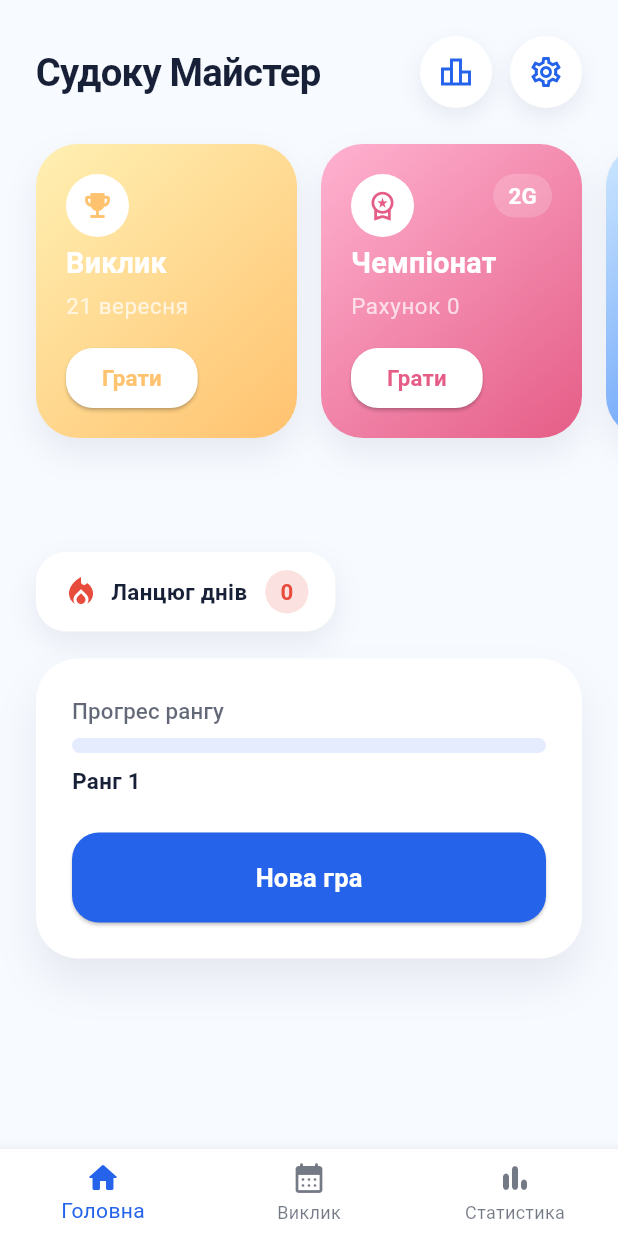
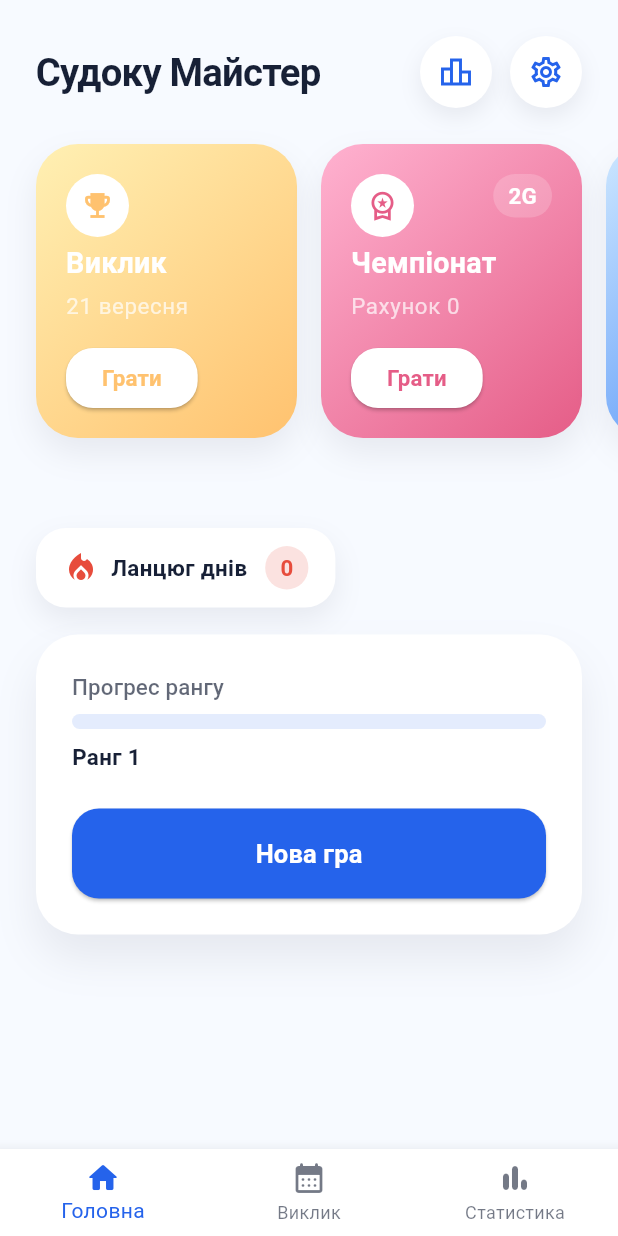
Before and after one commit to Humaneyew/sudoku2, a Flutter app: the screen it shows after launch, on a phone screen of 412 x 824 dp. Run offline on Flutter 3.47's test engine with Material 3 defaults, Android fonts, the phone set to English and light mode, and no system bars; our stand-ins replace shared_preferences, video_player; Roboto replaces fonts that are missing (SF Pro Display); project files that could hold a hidden picture were left out.

Commit message:
Adjust home banners spacing

```diff
--- a/lib/home_screen.dart
+++ b/lib/home_screen.dart
@@ -1,3 +1,4 @@
+import 'dart:math' as math;
 import 'dart:ui';
 
 import 'package:flutter/material.dart';
@@ -122,6 +123,11 @@ class _HomeTabState extends State<_HomeTab> with AutomaticKeepAliveClientMixin {
       titlePlaceholderHeight += textPainter.height;
     }
 
+    final dailyContentTopSpacing = math.max(
+      8.0,
+      titlePlaceholderHeight - (isCompactHeight ? 12.0 : 16.0),
+    );
+
     return SingleChildScrollView(
       padding: EdgeInsets.symmetric(vertical: verticalPadding),
       child: Column(
@@ -154,7 +160,7 @@ class _HomeTabState extends State<_HomeTab> with AutomaticKeepAliveClientMixin {
             child: Column(
               crossAxisAlignment: CrossAxisAlignment.start,
               children: [
-                SizedBox(height: titlePlaceholderHeight),
+                SizedBox(height: dailyContentTopSpacing),
                 _DailyChain(streak: app.dailyStreak),
                 SizedBox(height: bodySpacing),
                 _ProgressCard(
```
